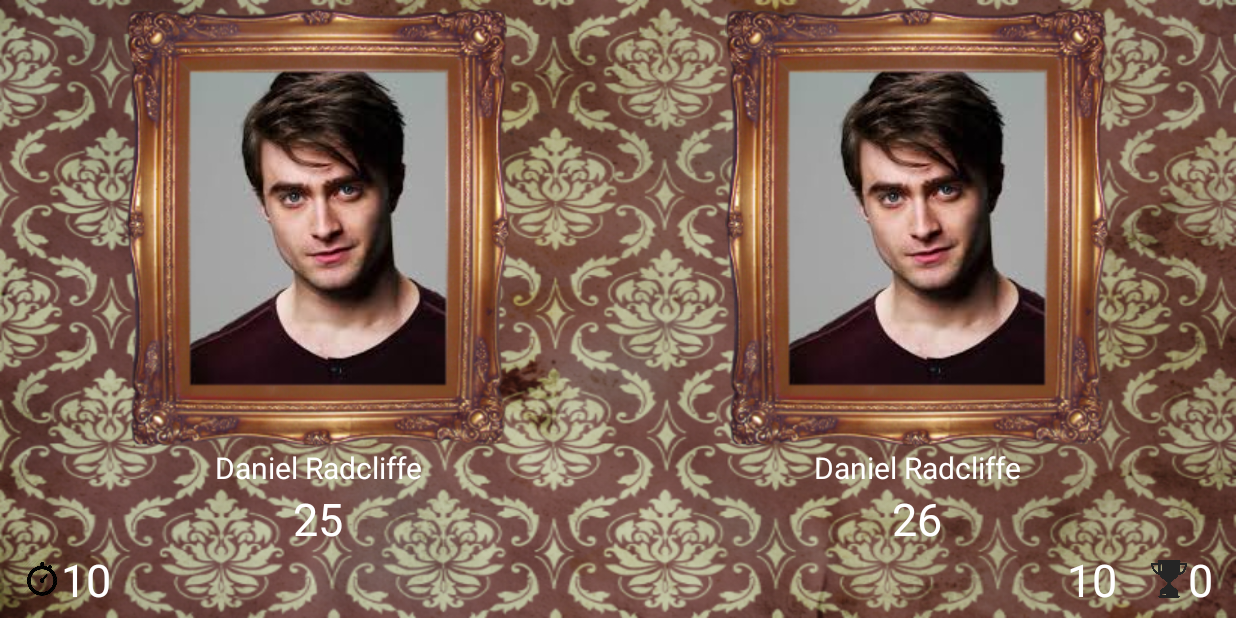
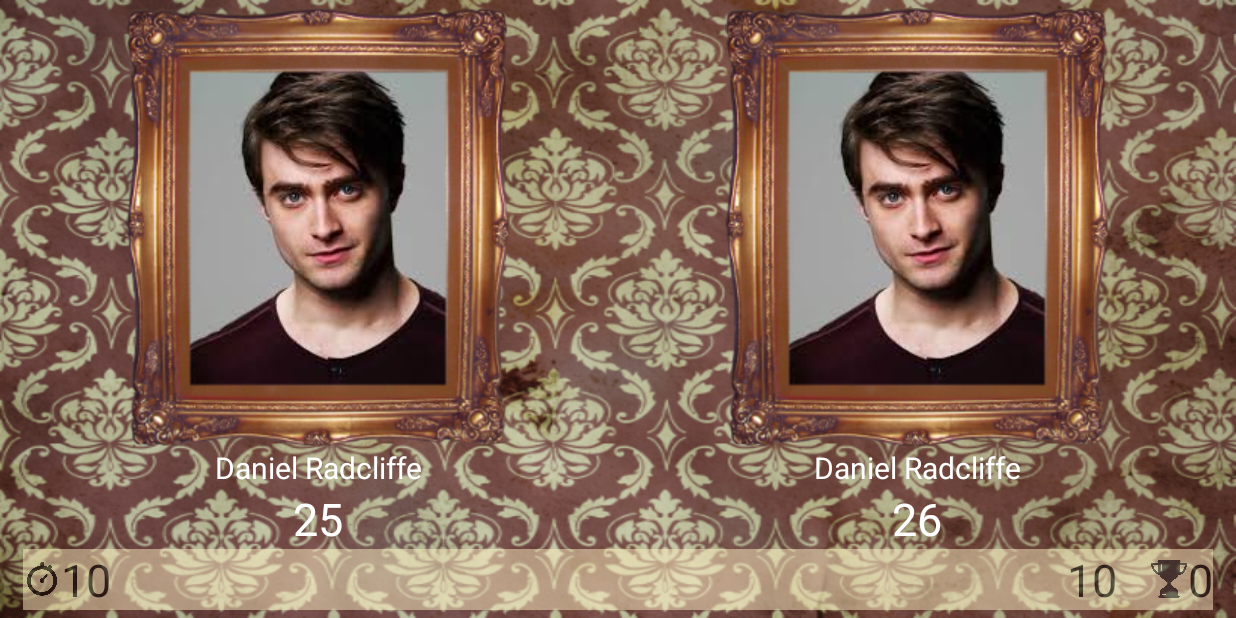
Before and after one commit to bth/old, an Android app: the JeuActivity screen opened directly, with no data from a screen before it, on a phone screen of 824 x 412 dp (held sideways). Run offline under Robolectric (Android 15) with nearby library versions, the phone set to English and light mode, and no system bars.

Commit message:
Transparence sur la barre des scores.

```diff
--- a/app/src/main/res/layout/activity_jeu.xml
+++ b/app/src/main/res/layout/activity_jeu.xml
@@ -195,7 +195,9 @@
             android:orientation="horizontal"
             android:textColor="#ffffff"
             android:layout_weight="0"
-        android:gravity="center_vertical|center_horizontal">
+            android:gravity="center_vertical|center_horizontal"
+            android:background="#fffff0c4"
+            android:alpha="0.5">
 
         <ImageView
             android:layout_width="25dp"
@@ -212,7 +214,7 @@
             android:layout_height="wrap_content"
             android:layout_gravity="center_horizontal"
             android:text="10"
-            android:textColor="#ffffff"
+            android:textColor="#000000"
             android:textSize="30dp"
             android:gravity="center_vertical|center_horizontal" />
 
@@ -220,7 +222,7 @@
             android:layout_width="196dp"
             android:layout_height="wrap_content"
             android:layout_weight="0.43"
-            android:textColor="#ffffff" />
+            android:textColor="#000000" />
 
         <TextView
             android:id="@+id/score"
@@ -228,7 +230,7 @@
             android:layout_height="wrap_content"
             android:layout_gravity="center_horizontal"
             android:text="10"
-            android:textColor="#ffffff"
+            android:textColor="#000000"
             android:textSize="30dp"
             android:gravity="center_vertical|center_horizontal" />
 
@@ -238,7 +240,7 @@
             android:layout_height="wrap_content"
             android:layout_gravity="center_horizontal"
             android:text="   "
-            android:textColor="#ffffff"
+            android:textColor="#000000"
             android:textSize="30dp"
             android:gravity="center_vertical|center_horizontal" />
 
@@ -257,7 +259,7 @@
             android:layout_height="wrap_content"
             android:layout_gravity="center_horizontal"
             android:text="0"
-            android:textColor="#ffffff"
+            android:textColor="#000000"
             android:textSize="30dp"
             android:gravity="center_vertical|center_horizontal" />
     </LinearLayout>
```
Lines whose indentation alone changed are shown as unchanged.
